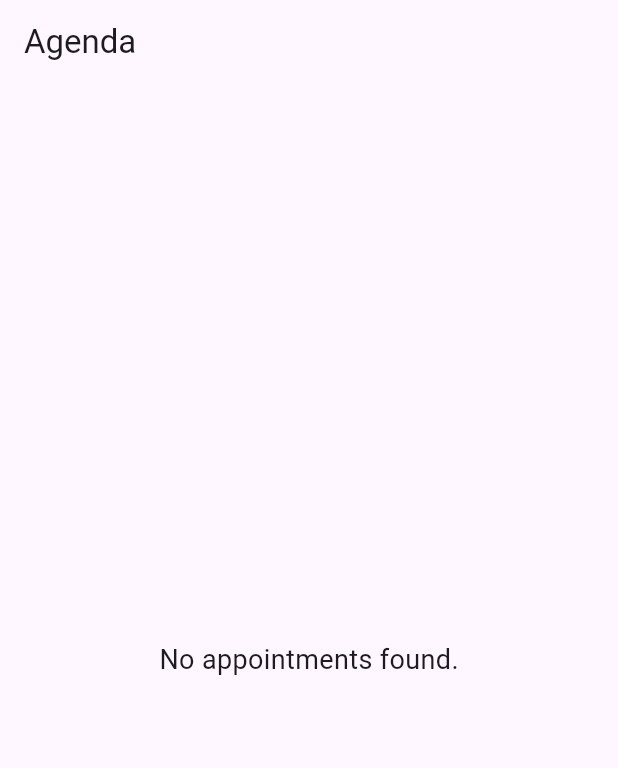
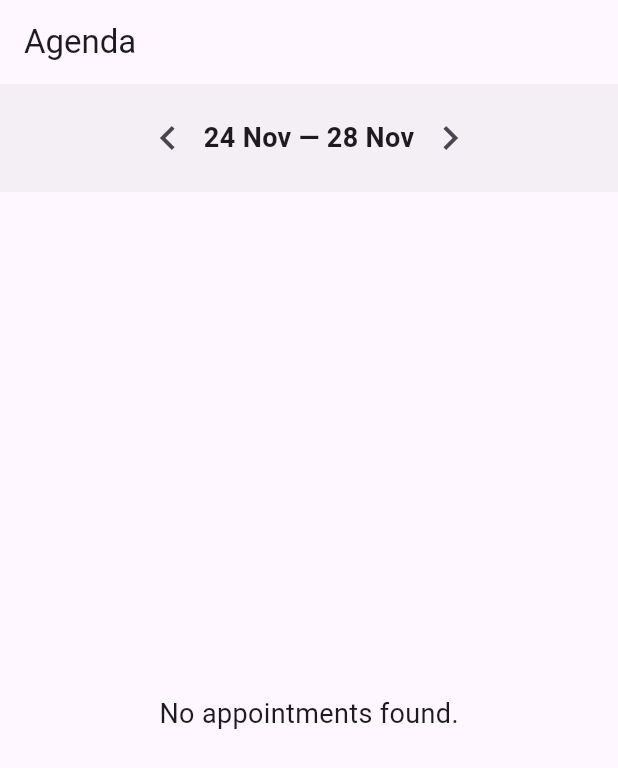
Before and after one commit to rmsavelli/physio_agenda, a Flutter app: the screen it shows after launch, on a phone screen of 412 x 824 dp. Shown: the top 768 px of the screen. Run offline on Flutter 3.47's test engine with Material 3 defaults, Android fonts, the phone set to English and light mode, and no system bars; our stand-ins replace flutter_dotenv, supabase_flutter; accounts and stored records are empty.

Commit message:
Implement a paginator to show only one week appointments. Remove 'your app isnt responding' bug

```diff
--- a/lib/main.dart
+++ b/lib/main.dart
@@ -5,17 +5,12 @@ import 'package:intl/intl.dart';
 
 void main() async {
   WidgetsFlutterBinding.ensureInitialized();
-
   await dotenv.load();
 
   final supabaseUrl = dotenv.env['SUPABASE_URL']!;
   final supabaseAnonKey = dotenv.env['SUPABASE_ANON_KEY']!;
 
-  await Supabase.initialize(
-    url: supabaseUrl,
-    anonKey: supabaseAnonKey,
-  );
-
+  await Supabase.initialize(url: supabaseUrl, anonKey: supabaseAnonKey);
   runApp(const MyApp());
 }
 
@@ -23,59 +18,72 @@ final supabase = Supabase.instance.client;
 
 class MyApp extends StatelessWidget {
   const MyApp({super.key});
-
   @override
   Widget build(BuildContext context) {
-    return const MaterialApp(
-      title: 'Agenda',
-      home: AgendaPage(),
-    );
+    return const MaterialApp(title: 'Agenda', home: AgendaPage());
   }
 }
 
 class AgendaPage extends StatefulWidget {
   const AgendaPage({super.key});
-
   @override
   State<AgendaPage> createState() => _AgendaPageState();
 }
 
 class _AgendaPageState extends State<AgendaPage> {
-  late Future<List<Map<String, dynamic>>> _futureAppointments;
+  List<Map<String, dynamic>> _appointments = [];
+  bool _loading = true;
+
+  late DateTime _currentWeekMonday;
+  late DateTime _currentWeekFriday;
 
   @override
   void initState() {
     super.initState();
-    _futureAppointments = _fetchAppointments();
+    final today = DateTime.now();
+    _currentWeekMonday = today.subtract(Duration(days: today.weekday - 1));
+    _currentWeekFriday = _currentWeekMonday.add(const Duration(days: 4));
+    _loadWeek();
   }
 
-  Future<List<Map<String, dynamic>>> _fetchAppointments() async {
+  Future<void> _loadWeek() async {
+    setState(() => _loading = true);
+
+    final mondayUtc = DateTime.utc(
+        _currentWeekMonday.year, _currentWeekMonday.month, _currentWeekMonday.day);
+    final fridayUtc = DateTime.utc(
+        _currentWeekFriday.year, _currentWeekFriday.month, _currentWeekFriday.day, 23, 59, 59);
+
     final data = await supabase
         .from('appointments')
         .select()
+        .gte('appointment_datetime', mondayUtc.toIso8601String())
+        .lte('appointment_datetime', fridayUtc.toIso8601String())
         .order('appointment_datetime');
-    return List<Map<String, dynamic>>.from(data);
+
+    _appointments = List<Map<String, dynamic>>.from(data);
+    setState(() => _loading = false);
   }
 
-  /// Update presence in DB
-  Future<void> _updatePresence(
-      int id, int index, bool? newValue) async {
-
+  Future<void> _updatePresence(int id, int index, bool? newValue) async {
     await supabase.from('appointments').update({
       'patient_presence${index + 1}': newValue,
     }).eq('id', id);
   }
 
-  /// Cycle presence: NULL → TRUE → FALSE → NULL
   bool? _nextPresence(bool? current) {
     if (current == null) return true;
     if (current == true) return false;
     return null;
   }
 
-  /// Build interactive patient row with NEW icons
-  Widget _buildPatientRow(
-      int apptId, int index, String? name, bool? presence) {
+  void _updateLocalPresence(int apptId, int index, bool? value) {
+    final appt = _appointments.firstWhere((a) => a['id'] == apptId);
+    appt['patient_presence${index + 1}'] = value;
+    setState(() {});
+  }
+
+  Widget _buildPatientRow(int apptId, int index, String? name, bool? presence) {
     final isEmpty = name == null || name.trim().isEmpty;
 
     IconData icon;
@@ -91,7 +99,6 @@ class _AgendaPageState extends State<AgendaPage> {
       icon = Icons.check;
       iconColor = Colors.green;
     } else {
-      // NEW: Red X instead of red square
       icon = Icons.close;
       iconColor = Colors.red;
     }
@@ -101,12 +108,8 @@ class _AgendaPageState extends State<AgendaPage> {
           ? null
           : () async {
               final newPresence = _nextPresence(presence);
-
               await _updatePresence(apptId, index, newPresence);
-
-              setState(() {
-                _futureAppointments = _fetchAppointments();
-              });
+              _updateLocalPresence(apptId, index, newPresence);
             },
       child: Row(
         children: [
@@ -115,24 +118,16 @@ class _AgendaPageState extends State<AgendaPage> {
               isEmpty ? "(empty)" : name,
               style: TextStyle(
                 fontSize: 16,
-                color: isEmpty
-                    ? Colors.black.withValues(alpha: 0.4)
-                    : Colors.black,
+                color: isEmpty ? Colors.black.withValues(alpha: 0.4) : Colors.black,
               ),
             ),
           ),
           Icon(
             icon,
             color: iconColor,
-            size: 24,          // bigger = more visible
-            weight: 900,       // makes it bold
-            shadows: [
-              Shadow(
-                blurRadius: 2,
-                color: Colors.black26,
-                offset: Offset(0, 1),
-              ),
-            ],
+            size: 24,
+            weight: 900,
+            shadows: const [Shadow(blurRadius: 2, color: Colors.black26, offset: Offset(0, 1))],
           ),
         ],
       ),
@@ -170,16 +165,11 @@ class _AgendaPageState extends State<AgendaPage> {
                 child: Center(
                   child: Text(
                     hour,
-                    style: const TextStyle(
-                      fontSize: 18,
-                      fontWeight: FontWeight.bold,
-                    ),
+                    style: const TextStyle(fontSize: 18, fontWeight: FontWeight.bold),
                   ),
                 ),
               ),
-
               const SizedBox(width: 12),
-
               Expanded(
                 child: Column(
                   mainAxisAlignment: MainAxisAlignment.spaceEvenly,
@@ -198,77 +188,98 @@ class _AgendaPageState extends State<AgendaPage> {
     );
   }
 
-  /// Group appointments by day for display
-  Map<DateTime, List<Map<String, dynamic>>> _groupByDay(
-      List<Map<String, dynamic>> rows) {
-    final map = <DateTime, List<Map<String, dynamic>>>{};
-
-    for (final a in rows) {
-      final dt = DateTime.parse(a['appointment_datetime']);
+  /// Flatten appointments with day headers
+  List<Map<String, dynamic>> _flattenAppointments() {
+    final sorted = <DateTime, List<Map<String, dynamic>>>{};
+    for (final appt in _appointments) {
+      final dt = DateTime.parse(appt['appointment_datetime']);
       final day = DateTime(dt.year, dt.month, dt.day);
-      map.putIfAbsent(day, () => []).add(a);
+      if (day.weekday <= 5) {
+        sorted.putIfAbsent(day, () => []).add(appt);
+      }
     }
 
-    final sorted = <DateTime, List<Map<String, dynamic>>>{};
-    for (final k in map.keys.toList()..sort()) {
-      final list = map[k]!;
-      list.sort((a, b) {
+    final result = <Map<String, dynamic>>[];
+    final days = sorted.keys.toList()..sort();
+    for (final day in days) {
+      result.add({'type': 'header', 'date': day});
+      final list = sorted[day]!..sort((a, b) {
         final t1 = DateTime.parse(a['appointment_datetime']);
         final t2 = DateTime.parse(b['appointment_datetime']);
         return t1.compareTo(t2);
       });
-      sorted[k] = list;
+      for (final appt in list) {
+        result.add({'type': 'appointment', 'data': appt});
+      }
     }
-    return sorted;
+    return result;
+  }
+
+  void _prevWeek() {
+    _currentWeekMonday = _currentWeekMonday.subtract(const Duration(days: 7));
+    _currentWeekFriday = _currentWeekMonday.add(const Duration(days: 4));
+    _loadWeek();
+  }
+
+  void _nextWeek() {
+    _currentWeekMonday = _currentWeekMonday.add(const Duration(days: 7));
+    _currentWeekFriday = _currentWeekMonday.add(const Duration(days: 4));
+    _loadWeek();
+  }
+
+  Widget _buildPaginator() {
+    final fmt = DateFormat("dd MMM");
+    final label = "${fmt.format(_currentWeekMonday)} — ${fmt.format(_currentWeekFriday)}";
+
+    return Container(
+      padding: const EdgeInsets.symmetric(vertical: 12),
+      color: Colors.grey.withValues(alpha: 0.10),
+      child: Row(
+        mainAxisAlignment: MainAxisAlignment.center,
+        children: [
+          IconButton(icon: const Icon(Icons.chevron_left, size: 32), onPressed: _prevWeek),
+          Text(label, style: const TextStyle(fontSize: 18, fontWeight: FontWeight.bold)),
+          IconButton(icon: const Icon(Icons.chevron_right, size: 32), onPressed: _nextWeek),
+        ],
+      ),
+    );
   }
 
   @override
   Widget build(BuildContext context) {
+    if (_loading) return const Scaffold(body: Center(child: CircularProgressIndicator()));
+
+    final flattened = _flattenAppointments();
+
     return Scaffold(
       appBar: AppBar(title: const Text("Agenda")),
-      body: FutureBuilder<List<Map<String, dynamic>>>(
-        future: _futureAppointments,
-        builder: (context, snapshot) {
-          if (!snapshot.hasData) {
-            return const Center(child: CircularProgressIndicator());
-          }
-
-          final data = snapshot.data!;
-          if (data.isEmpty) {
-            return const Center(
-              child: Text("No appointments found.",
-                  style: TextStyle(fontSize: 18)),
-            );
-          }
-
-          final grouped = _groupByDay(data);
-
-          return ListView(
-            children: grouped.entries.map((entry) {
-              final day = entry.key;
-              final list = entry.value;
-              final label =
-                  DateFormat("EEEE, dd MMM yyyy").format(day);
-
-              return Column(
-                crossAxisAlignment: CrossAxisAlignment.start,
-                children: [
-                  Padding(
-                    padding:
-                        const EdgeInsets.fromLTRB(12, 16, 12, 6),
-                    child: Text(
-                      label,
-                      style: const TextStyle(
-                          fontSize: 18,
-                          fontWeight: FontWeight.bold),
-                    ),
+      body: Column(
+        children: [
+          _buildPaginator(),
+          Expanded(
+            child: flattened.isEmpty
+                ? const Center(child: Text("No appointments found.", style: TextStyle(fontSize: 18)))
+                : ListView.builder(
+                    itemCount: flattened.length,
+                    itemBuilder: (context, index) {
+                      final item = flattened[index];
+                      if (item['type'] == 'header') {
+                        final day = item['date'] as DateTime;
+                        return Padding(
+                          padding: const EdgeInsets.fromLTRB(12, 16, 12, 6),
+                          child: Text(
+                            DateFormat("EEEE, dd MMM").format(day),
+                            style: const TextStyle(fontSize: 18, fontWeight: FontWeight.bold),
+                          ),
+                        );
+                      } else {
+                        final appt = item['data'] as Map<String, dynamic>;
+                        return _buildAppointmentCard(appt);
+                      }
+                    },
                   ),
-                  ...list.map(_buildAppointmentCard),
-                ],
-              );
-            }).toList(),
-          );
-        },
+          ),
+        ],
       ),
     );
   }
```
